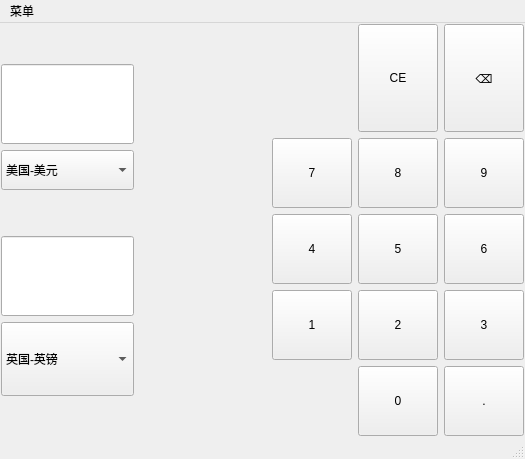
Old version of the form Calculator/currency.ui in the repository HarveyLoradom/Code.
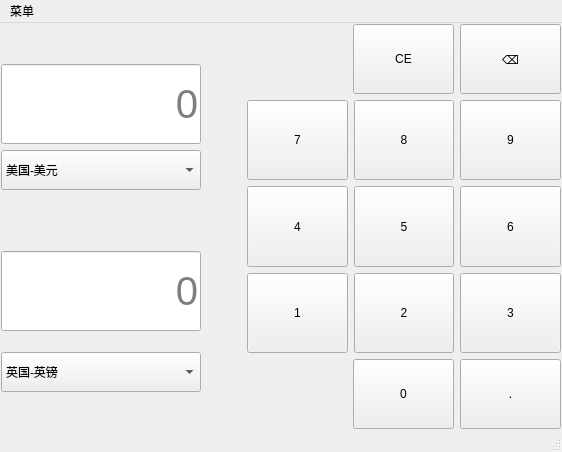
New version of the form. Icons and pictures are not drawn. Custom widgets are drawn as their Qt base class.

What changed in the file:
```diff
--- a/Calculator/currency.ui
+++ b/Calculator/currency.ui
@@ -6,8 +6,8 @@
    <rect>
     <x>0</x>
     <y>0</y>
-    <width>525</width>
-    <height>459</height>
+    <width>562</width>
+    <height>452</height>
    </rect>
   </property>
   <property name="sizePolicy">
@@ -18,14 +18,14 @@
   </property>
   <property name="minimumSize">
    <size>
-    <width>525</width>
-    <height>459</height>
+    <width>562</width>
+    <height>452</height>
    </size>
   </property>
   <property name="maximumSize">
    <size>
-    <width>525</width>
-    <height>459</height>
+    <width>562</width>
+    <height>452</height>
    </size>
   </property>
   <property name="windowTitle">
@@ -79,6 +79,27 @@
             <height>80</height>
            </size>
           </property>
+          <property name="maximumSize">
+           <size>
+            <width>200</width>
+            <height>80</height>
+           </size>
+          </property>
+          <property name="font">
+           <font>
+            <pointsize>30</pointsize>
+            <bold>false</bold>
+           </font>
+          </property>
+          <property name="styleSheet">
+           <string notr="true"/>
+          </property>
+          <property name="alignment">
+           <set>Qt::AlignmentFlag::AlignRight|Qt::AlignmentFlag::AlignTrailing|Qt::AlignmentFlag::AlignVCenter</set>
+          </property>
+          <property name="placeholderText">
+           <string>0</string>
+          </property>
          </widget>
         </item>
         <item>
@@ -95,6 +116,12 @@
             <height>40</height>
            </size>
           </property>
+          <property name="maximumSize">
+           <size>
+            <width>200</width>
+            <height>40</height>
+           </size>
+          </property>
           <item>
            <property name="text">
             <string>美国-美元</string>
@@ -156,6 +183,23 @@
             <height>80</height>
            </size>
           </property>
+          <property name="maximumSize">
+           <size>
+            <width>200</width>
+            <height>80</height>
+           </size>
+          </property>
+          <property name="font">
+           <font>
+            <pointsize>30</pointsize>
+           </font>
+          </property>
+          <property name="alignment">
+           <set>Qt::AlignmentFlag::AlignRight|Qt::AlignmentFlag::AlignTrailing|Qt::AlignmentFlag::AlignVCenter</set>
+          </property>
+          <property name="placeholderText">
+           <string>0</string>
+          </property>
          </widget>
         </item>
         <item>
@@ -168,7 +212,13 @@
           </property>
           <property name="minimumSize">
            <size>
-            <width>0</width>
+            <width>200</width>
+            <height>40</height>
+           </size>
+          </property>
+          <property name="maximumSize">
+           <size>
+            <width>200</width>
             <height>40</height>
            </size>
           </property>
@@ -210,7 +260,7 @@
           <property name="sizeHint" stdset="0">
            <size>
             <width>20</width>
-            <height>40</height>
+            <height>20</height>
            </size>
           </property>
          </spacer>
@@ -228,9 +278,12 @@
           <property name="orientation">
            <enum>Qt::Orientation::Horizontal</enum>
           </property>
+          <property name="sizeType">
+           <enum>QSizePolicy::Policy::Minimum</enum>
+          </property>
           <property name="sizeHint" stdset="0">
            <size>
-            <width>40</width>
+            <width>106</width>
             <height>20</height>
            </size>
           </property>
@@ -238,6 +291,9 @@
         </item>
         <item>
          <widget class="QPushButton" name="btnCE">
+          <property name="enabled">
+           <bool>true</bool>
+          </property>
           <property name="sizePolicy">
            <sizepolicy hsizetype="Minimum" vsizetype="Minimum">
             <horstretch>0</horstretch>
@@ -250,6 +306,12 @@
             <height>70</height>
            </size>
           </property>
+          <property name="maximumSize">
+           <size>
+            <width>16777215</width>
+            <height>70</height>
+           </size>
+          </property>
           <property name="text">
            <string>CE</string>
           </property>
@@ -269,6 +331,12 @@
             <height>70</height>
            </size>
           </property>
+          <property name="maximumSize">
+           <size>
+            <width>16777215</width>
+            <height>70</height>
+           </size>
+          </property>
           <property name="text">
            <string>⌫</string>
           </property>
@@ -472,9 +540,12 @@
             <property name="orientation">
              <enum>Qt::Orientation::Horizontal</enum>
             </property>
+            <property name="sizeType">
+             <enum>QSizePolicy::Policy::Minimum</enum>
+            </property>
             <property name="sizeHint" stdset="0">
              <size>
-              <width>40</width>
+              <width>106</width>
               <height>20</height>
              </size>
             </property>
@@ -494,6 +565,12 @@
               <height>70</height>
              </size>
             </property>
+            <property name="maximumSize">
+             <size>
+              <width>16777215</width>
+              <height>70</height>
+             </size>
+            </property>
             <property name="text">
              <string>0</string>
             </property>
@@ -513,6 +590,12 @@
               <height>70</height>
              </size>
             </property>
+            <property name="maximumSize">
+             <size>
+              <width>16777215</width>
+              <height>70</height>
+             </size>
+            </property>
             <property name="text">
              <string>.</string>
             </property>
@@ -529,6 +612,9 @@
       <property name="orientation">
        <enum>Qt::Orientation::Horizontal</enum>
       </property>
+      <property name="sizeType">
+       <enum>QSizePolicy::Policy::Minimum</enum>
+      </property>
       <property name="sizeHint" stdset="0">
        <size>
         <width>40</width>
@@ -544,7 +630,7 @@
     <rect>
      <x>0</x>
      <y>0</y>
-     <width>525</width>
+     <width>562</width>
      <height>25</height>
     </rect>
    </property>
@@ -666,6 +752,13 @@
    </property>
   </action>
  </widget>
+ <customwidgets>
+  <customwidget>
+   <class>MyLineEdit</class>
+   <extends>QLineEdit</extends>
+   <header location="global">mylineedit.h</header>
+  </customwidget>
+ </customwidgets>
  <resources>
   <include location="rsc.qrc"/>
  </resources>
```
Left out of the diff: 4 changed lines with no effect on the pictures.
